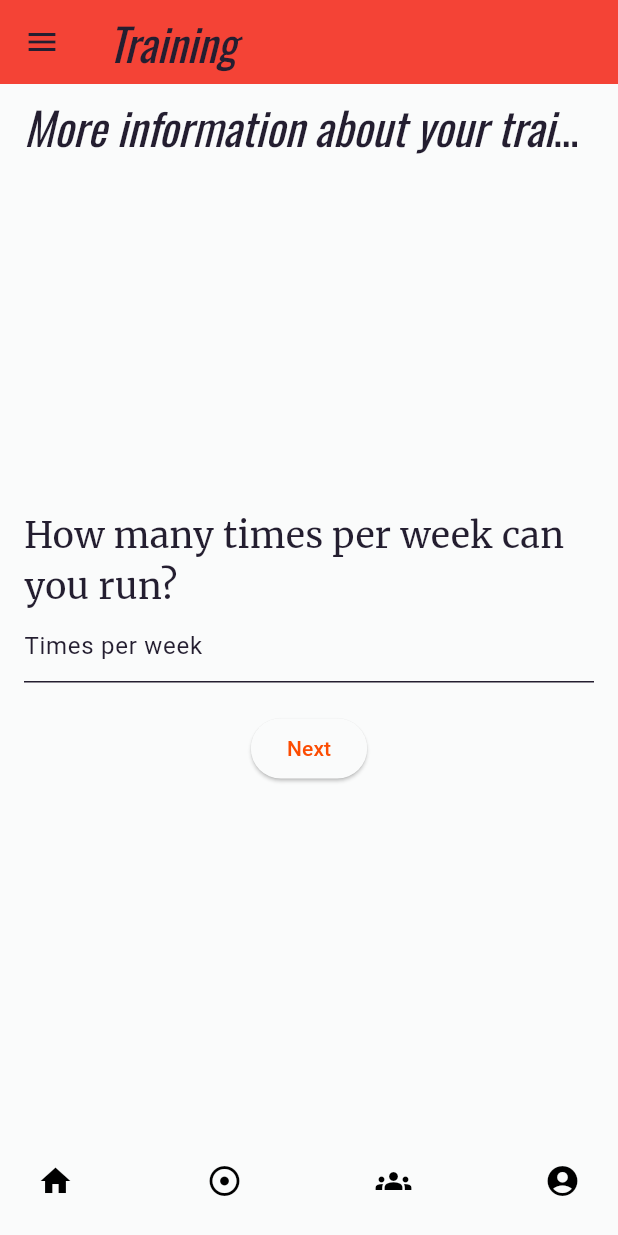
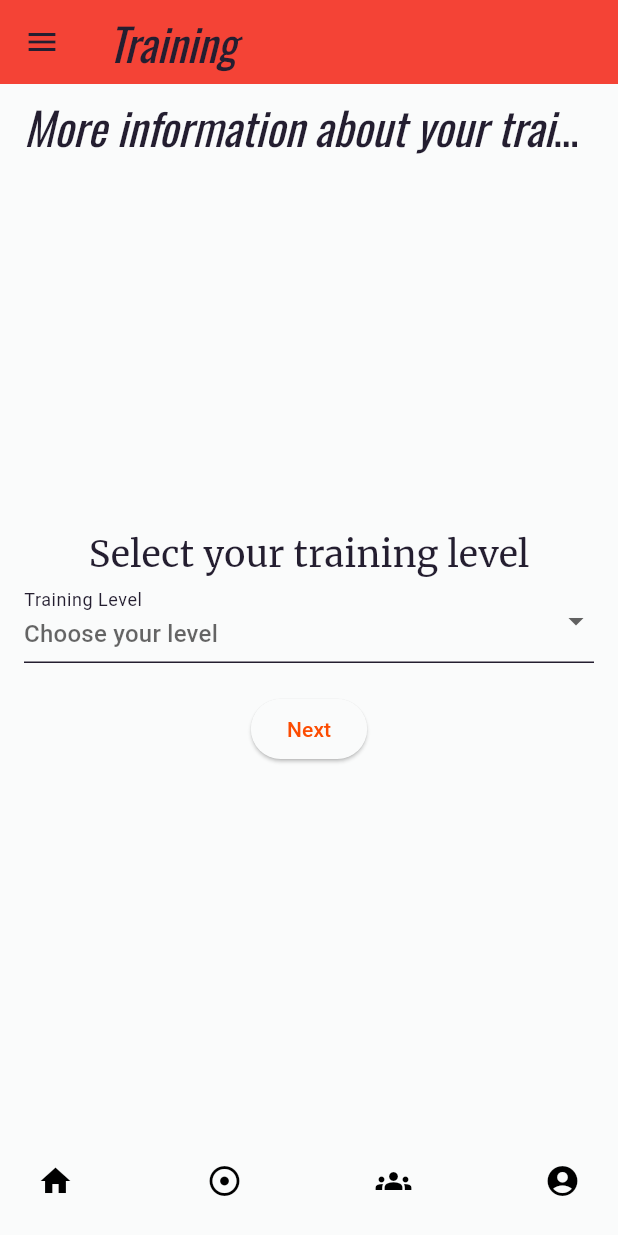
Before and after one commit to wenjebs/Runoogers, a Flutter app: the HomePage screen opened directly, on a phone screen of 412 x 824 dp. Run offline on Flutter 3.47's test engine with Material 3 defaults, Android fonts, the light colour scheme and no system bars; drawn by our look-alikes of google_nav_bar; our stand-ins replace cloud_firestore, connectivity_plus, firebase_auth, firebase_core, firebase_storage, flutter_animate and 12 more; missing offline and left inert: flutter_facebook_auth, open_route_service; accounts and stored records are empty; generated files the repository leaves out were written again.

Commit message:
Refined prompt and onboarding pages

````diff
--- a/lib/database/database.dart
+++ b/lib/database/database.dart
@@ -394,7 +394,7 @@ class Database {
           });
 
           final userPoints = userDoc.data()!['points'];
-          transaction.update(userRef, {'points': userPoints + 500});
+          transaction.update(userRef, {'points': userPoints + 5000});
 
           unlocked.add('Seasoned Runner');
         }
--- a/lib/pages/logged_in/profile_page/profile_widgets/components/3d_avatar.dart
+++ b/lib/pages/logged_in/profile_page/profile_widgets/components/3d_avatar.dart
@@ -1,5 +1,4 @@
 import 'package:flutter/material.dart';
-import 'package:o3d/o3d.dart';
 import 'package:runningapp/pages/logged_in/profile_page/profile_widgets/rpm_api_service.dart';
 import 'package:runningapp/pages/logged_in/profile_page/webtest.dart';
 
@@ -52,9 +51,9 @@ class _RPMAvatarState extends State<RPMAvatar> {
   @override
   Widget build(BuildContext context) {
     return IconButton(
-      icon: Icon(Icons.edit),
+      icon: const Icon(Icons.edit),
       onPressed: () => Navigator.pushReplacement(
-          context, MaterialPageRoute(builder: (context) => WebTest())),
+          context, MaterialPageRoute(builder: (context) => const WebTest())),
     );
   }
 }
--- a/lib/pages/logged_in/profile_page/profile_widgets/profile_hero.dart
+++ b/lib/pages/logged_in/profile_page/profile_widgets/profile_hero.dart
@@ -1,5 +1,4 @@
 import 'package:flutter/material.dart';
-import 'package:runningapp/pages/logged_in/profile_page/profile_widgets/components/3d_avatar.dart';
 
 class ProfileHero extends StatelessWidget {
   const ProfileHero({super.key});
--- a/lib/pages/logged_in/training_page/onboarding/training_onboarding_page.dart
+++ b/lib/pages/logged_in/training_page/onboarding/training_onboarding_page.dart
@@ -14,14 +14,16 @@ final trainingOnboardingProvider =
 class TrainingOnboardingState {
   final int timesPerWeek;
   final double targetDistance;
-  final double targetTime;
+  final String targetTime;
   final int weeksToTrain;
+  final String level;
 
   TrainingOnboardingState(
       {this.timesPerWeek = 0,
       this.targetDistance = 0,
-      this.targetTime = 0,
-      this.weeksToTrain = 0});
+      this.targetTime = '',
+      this.weeksToTrain = 0,
+      this.level = ""});
 }
 
 class TrainingOnboardingNotifier
@@ -33,7 +35,9 @@ class TrainingOnboardingNotifier
       timesPerWeek: timesPerWeek,
       targetDistance: state.targetDistance,
       targetTime: state.targetTime,
-        weeksToTrain: state.weeksToTrain);
+      weeksToTrain: state.weeksToTrain,
+      level: state.level,
+    );
   }
 
   void updateTargetDistance(double targetDistance) {
@@ -41,15 +45,19 @@ class TrainingOnboardingNotifier
       timesPerWeek: state.timesPerWeek,
       targetDistance: targetDistance,
       targetTime: state.targetTime,
-        weeksToTrain: state.weeksToTrain);
+      weeksToTrain: state.weeksToTrain,
+      level: state.level,
+    );
   }
 
-  void updateTargetTime(double targetTime) {
+  void updateTargetTime(String targetTime) {
     state = TrainingOnboardingState(
       timesPerWeek: state.timesPerWeek,
       targetDistance: state.targetDistance,
       targetTime: targetTime,
-        weeksToTrain: state.weeksToTrain);
+      weeksToTrain: state.weeksToTrain,
+      level: state.level,
+    );
   }
 
   void updateWeeksToTrain(int weeksToTrain) {
@@ -57,7 +65,17 @@ class TrainingOnboardingNotifier
         timesPerWeek: state.timesPerWeek,
         targetDistance: state.targetDistance,
         targetTime: state.targetTime,
-        weeksToTrain: weeksToTrain);
+        weeksToTrain: weeksToTrain,
+        level: state.level);
+  }
+
+  void updateLevel(String level) {
+    state = TrainingOnboardingState(
+        timesPerWeek: state.timesPerWeek,
+        targetDistance: state.targetDistance,
+        targetTime: state.targetTime,
+        weeksToTrain: state.weeksToTrain,
+        level: level);
   }
 
   Future<void> saveToFirestore() async {
@@ -93,6 +111,30 @@ class _TrainingOnboardingPageState
         controller: _pageController,
         children: [
           OnboardingStep(
+            title: "Select your training level",
+            child: DropdownButtonFormField<String>(
+              decoration: const InputDecoration(
+                hintText: "Choose your level",
+                labelText: "Training Level",
+              ),
+              items: const [
+                DropdownMenuItem(value: "beginner", child: Text("Beginner")),
+                DropdownMenuItem(
+                    value: "intermediate", child: Text("Intermediate")),
+                DropdownMenuItem(value: "advanced", child: Text("Advanced")),
+              ],
+              onChanged: (value) {
+                ref
+                    .read(trainingOnboardingProvider.notifier)
+                    .updateLevel(value!);
+              },
+            ),
+            onNext: () => _pageController.nextPage(
+              duration: const Duration(milliseconds: 300),
+              curve: Curves.easeIn,
+            ),
+          ),
+          OnboardingStep(
             title: "How many times per week can you run?",
             child: TextField(
               decoration: const InputDecoration(hintText: "Times per week"),
@@ -117,19 +159,22 @@ class _TrainingOnboardingPageState
           ),
           OnboardingStep(
             title: "How many weeks do you have to train?",
-            child: TextField(
-              decoration: const InputDecoration(hintText: "Weeks to train"),
-              keyboardType: TextInputType.number,
-              inputFormatters: [FilteringTextInputFormatter.digitsOnly],
-              onChanged: (value) {
-                final intValue = int.tryParse(value);
-                if (intValue != null) {
-                  // Use intValue here
+            child: DropdownButtonFormField<int>(
+              decoration: const InputDecoration(
+                hintText: "Select weeks",
+                labelText: "Weeks to train",
+              ),
+              items: <int>[1, 2, 3, 4].map<DropdownMenuItem<int>>((int value) {
+                return DropdownMenuItem<int>(
+                  value: value,
+                  child: Text(value.toString()),
+                );
+              }).toList(),
+              onChanged: (int? newValue) {
+                if (newValue != null) {
                   ref
                       .read(trainingOnboardingProvider.notifier)
-                      .updateWeeksToTrain(intValue);
-                } else {
-                  // Handle the case where the conversion fails (e.g., input is not a valid integer)
+                      .updateWeeksToTrain(newValue);
                 }
               },
             ),
@@ -141,7 +186,8 @@ class _TrainingOnboardingPageState
           OnboardingStep(
             title: "What's the target distance you want to achieve?",
             child: TextField(
-              decoration: const InputDecoration(hintText: "Target distance"),
+              decoration:
+                  const InputDecoration(hintText: "Target distance (km)"),
               keyboardType: TextInputType.number,
               inputFormatters: [
                 FilteringTextInputFormatter.allow(RegExp(r'^\d*\.?\d*')),
@@ -165,22 +211,36 @@ class _TrainingOnboardingPageState
           ),
           OnboardingStep(
             title: "Target time per kilometre?",
-            child: TextField(
-              decoration: const InputDecoration(hintText: "Target time"),
-              keyboardType: TextInputType.number,
-              inputFormatters: [
-                FilteringTextInputFormatter.allow(RegExp(
-                    r'^\d*\.?\d*')), // TODO consider making this custom widget, may break if user puts 5:78 or sth
-              ],
-              onChanged: (value) {
-                final doubleValue = double.tryParse(value);
-                if (doubleValue != null) {
-                  // Use doubleValue here
+            child: DropdownButtonFormField<String>(
+              decoration: const InputDecoration(
+                hintText: "Select target time",
+                labelText: "Target time (min:sec)",
+              ),
+              items: <String>[
+                "4:00",
+                "4:15",
+                "4:30",
+                "4:45",
+                "5:00",
+                "5:15",
+                "5:30",
+                "5:45",
+                "6:00",
+                "6:15",
+                "6:30",
+                "6:45",
+                "7:00",
+              ].map<DropdownMenuItem<String>>((String value) {
+                return DropdownMenuItem<String>(
+                  value: value,
+                  child: Text(value),
+                );
+              }).toList(),
+              onChanged: (String? newValue) {
+                if (newValue != null) {
                   ref
                       .read(trainingOnboardingProvider.notifier)
-                      .updateTargetTime(doubleValue);
-                } else {
-                  // Handle the case where the conversion fails (e.g., input is not a valid double)
+                      .updateTargetTime(newValue);
                 }
               },
             ),
--- a/lib/pages/logged_in/training_page/plan_generator.dart
+++ b/lib/pages/logged_in/training_page/plan_generator.dart
@@ -28,6 +28,8 @@ Future<Map<String, dynamic>> plan(PlanRef ref) async {
     targetDistance: userData['targetDistance'] ?? 0,
     targetTime: userData['targetTime'] ?? '',
     weeksToTrain: userData['weeksToTrain'] ?? 0,
+    age: userData['age'] ?? 0,
+    level: userData['level'] ?? '',
   ).prompt;
 
   // Get the text from the model
--- a/lib/pages/logged_in/training_page/prompt.dart
+++ b/lib/pages/logged_in/training_page/prompt.dart
@@ -1,8 +1,10 @@
 class Prompt {
-  int timesPerWeek; // TODO SAVE THIS FILE in FIREABSE
+  int timesPerWeek;
   double targetDistance;
-  double targetTime;
+  String targetTime;
   int weeksToTrain;
+  String age;
+  String level;
   late final String prompt;
 
   Prompt({
@@ -10,11 +12,14 @@ class Prompt {
     required this.targetDistance,
     required this.targetTime,
     required this.weeksToTrain,
+    required this.age,
+    required this.level,
   }) {
     prompt = """
 Design a JSON response structure for a running plan that includes the following details for each week of the plan: the week number, total weekly distance in kilometers, the number of running days, and a breakdown of each day's run including the day of the week, distance, and whether it's a rest day or a specific training focus (e.g., speed work, long run). Ensure that the JSON format remains consistent for every generated running plan.
 Dont include the string json at the start and dont include the ``` at the start and end of the code block.
 Here are all the types of runs that can be included in the daily_schedule: Easy run, Speed work, Long run, Recovery run, Interval training, Rest day.
+Generate all days of the week, including the rest day, in the daily_schedule. The rest day should have a distance of 0 and a type of "Rest day".
 Example of the expected JSON structure:
 
 
@@ -44,7 +49,7 @@ Example of the expected JSON structure:
     ]
   }
 }
-Please provide a JSON object adhering to this structure for a $weeksToTrain-week running plan tailored for a beginner runner that can run $timesPerWeek times a week, ensuring each week increases in difficulty gradually. The runner's goal is to run $targetDistance kilometers in $targetTime.
+Please provide a JSON object adhering to this structure for a $weeksToTrain-week running plan tailored for a $age-year old $level runner that can run $timesPerWeek times a week, ensuring each week increases in difficulty gradually. The runner's goal is to run $targetDistance kilometers in $targetTime minutes.
 """;
   }
 }
--- a/lib/pages/login_and_registration/basic_onboarding_page.dart
+++ b/lib/pages/login_and_registration/basic_onboarding_page.dart
@@ -107,7 +107,7 @@ class OnboardingPageState extends ConsumerState<OnboardingPage> {
               } else {
                 // Show an error message if the username is taken
                 ScaffoldMessenger.of(context).showSnackBar(
-                  SnackBar(
+                  const SnackBar(
                       content: Text(
                           'Username is already taken, please choose another one.')),
                 );
````
Lines whose indentation alone changed are shown as unchanged.
